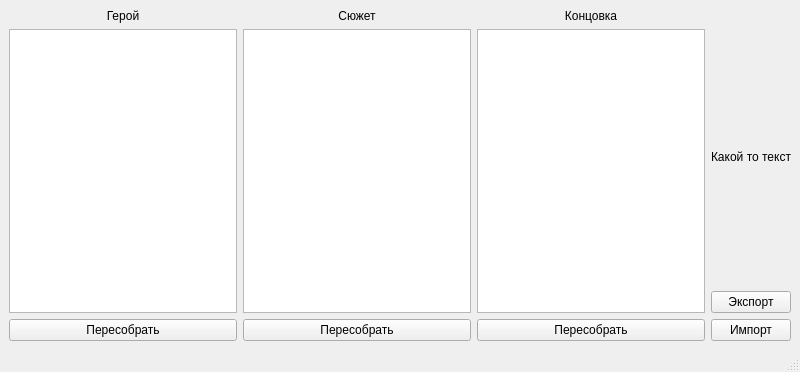
Old version of the form client/form.ui in the repository rombintu/qtStories.
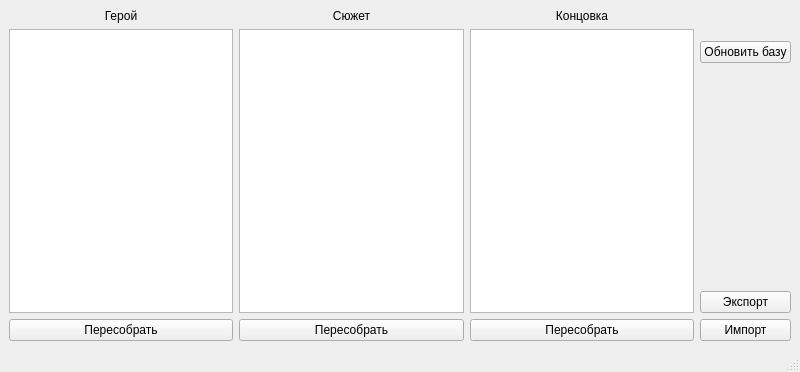
New version of the form.

```diff
--- a/client/form.ui
+++ b/client/form.ui
@@ -15,10 +15,34 @@
   </property>
   <widget class="QWidget" name="centralwidget">
    <layout class="QGridLayout" name="gridLayout">
-    <item row="3" column="5">
-     <widget class="QPushButton" name="pushButton_5">
+    <item row="2" column="4" rowspan="5">
+     <widget class="QTextBrowser" name="textBrowser_3">
+      <property name="sizePolicy">
+       <sizepolicy hsizetype="Expanding" vsizetype="Expanding">
+        <horstretch>0</horstretch>
+        <verstretch>0</verstretch>
+       </sizepolicy>
+      </property>
+     </widget>
+    </item>
+    <item row="7" column="3">
+     <widget class="QPushButton" name="pushButton_2">
       <property name="text">
-       <string>Импорт</string>
+       <string>Пересобрать</string>
+      </property>
+     </widget>
+    </item>
+    <item row="4" column="5">
+     <widget class="QPushButton" name="pushButton_6">
+      <property name="text">
+       <string>Обновить базу</string>
+      </property>
+     </widget>
+    </item>
+    <item row="7" column="4">
+     <widget class="QPushButton" name="pushButton_3">
+      <property name="text">
+       <string>Пересобрать</string>
       </property>
      </widget>
     </item>
@@ -38,10 +62,20 @@
       </property>
      </widget>
     </item>
-    <item row="3" column="2">
-     <widget class="QPushButton" name="pushButton">
+    <item row="2" column="3" rowspan="5">
+     <widget class="QTextBrowser" name="textBrowser_2">
+      <property name="sizePolicy">
+       <sizepolicy hsizetype="Expanding" vsizetype="Expanding">
+        <horstretch>0</horstretch>
+        <verstretch>0</verstretch>
+       </sizepolicy>
+      </property>
+     </widget>
+    </item>
+    <item row="7" column="5">
+     <widget class="QPushButton" name="pushButton_5">
       <property name="text">
-       <string>Пересобрать</string>
+       <string>Импорт</string>
       </property>
      </widget>
     </item>
@@ -61,30 +95,30 @@
       </property>
      </widget>
     </item>
-    <item row="3" column="4">
-     <widget class="QPushButton" name="pushButton_3">
+    <item row="7" column="2">
+     <widget class="QPushButton" name="pushButton">
       <property name="text">
        <string>Пересобрать</string>
       </property>
      </widget>
     </item>
-    <item row="2" column="5">
+    <item row="2" column="2" rowspan="5">
+     <widget class="QTextBrowser" name="textBrowser">
+      <property name="sizePolicy">
+       <sizepolicy hsizetype="Expanding" vsizetype="Expanding">
+        <horstretch>0</horstretch>
+        <verstretch>0</verstretch>
+       </sizepolicy>
+      </property>
+     </widget>
+    </item>
+    <item row="6" column="5">
      <widget class="QPushButton" name="pushButton_4">
       <property name="text">
        <string>Экспорт</string>
       </property>
      </widget>
     </item>
-    <item row="1" column="3" rowspan="2">
-     <widget class="QTextBrowser" name="textBrowser_2">
-      <property name="sizePolicy">
-       <sizepolicy hsizetype="Expanding" vsizetype="Expanding">
-        <horstretch>0</horstretch>
-        <verstretch>0</verstretch>
-       </sizepolicy>
-      </property>
-     </widget>
-    </item>
     <item row="0" column="2">
      <widget class="QLabel" name="label">
       <property name="sizePolicy">
@@ -101,39 +135,18 @@
       </property>
      </widget>
     </item>
-    <item row="3" column="3">
-     <widget class="QPushButton" name="pushButton_2">
-      <property name="text">
-       <string>Пересобрать</string>
+    <item row="5" column="5">
+     <spacer name="verticalSpacer">
+      <property name="orientation">
+       <enum>Qt::Vertical</enum>
       </property>
-     </widget>
-    </item>
-    <item row="1" column="2" rowspan="2">
-     <widget class="QTextBrowser" name="textBrowser">
-      <property name="sizePolicy">
-       <sizepolicy hsizetype="Expanding" vsizetype="Expanding">
-        <horstretch>0</horstretch>
-        <verstretch>0</verstretch>
-       </sizepolicy>
+      <property name="sizeHint" stdset="0">
+       <size>
+        <width>20</width>
+        <height>40</height>
+       </size>
       </property>
-     </widget>
-    </item>
-    <item row="1" column="5">
-     <widget class="QLabel" name="label_4">
-      <property name="text">
-       <string>Какой то текст</string>
-      </property>
-     </widget>
-    </item>
-    <item row="1" column="4" rowspan="2">
-     <widget class="QTextBrowser" name="textBrowser_3">
-      <property name="sizePolicy">
-       <sizepolicy hsizetype="Expanding" vsizetype="Expanding">
-        <horstretch>0</horstretch>
-        <verstretch>0</verstretch>
-       </sizepolicy>
-      </property>
-     </widget>
+     </spacer>
     </item>
    </layout>
   </widget>
```
Left out of the diff: 4 changed lines with no effect on the pictures.
